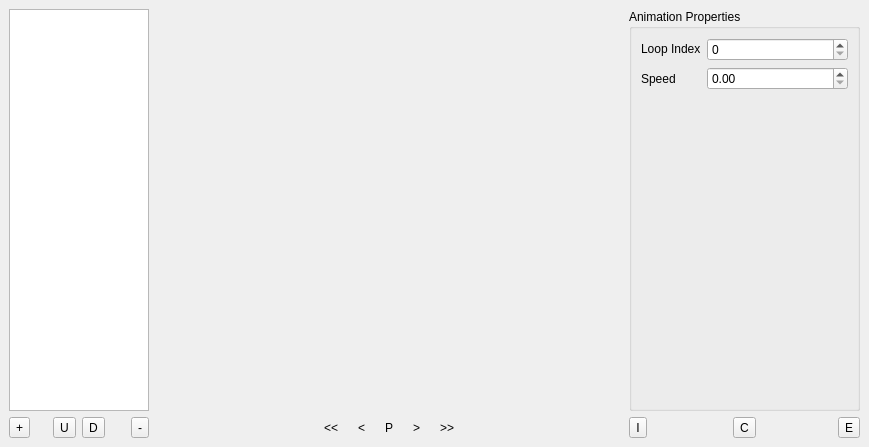
Before: the Qt Designer form RetroEDv2/tools/modelmanager.ui in RSDKModding/RetroED, drawn with Qt 5.
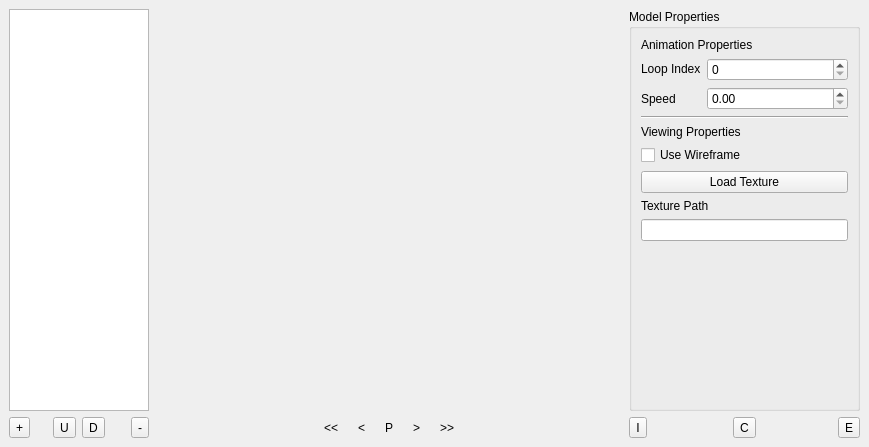
After: the same form once the commit is applied. Icons and pictures are not drawn.

Commit message: hehe he do a little spin :]

Diff of the .ui file:
```diff
--- a/RetroEDv2/tools/modelmanager.ui
+++ b/RetroEDv2/tools/modelmanager.ui
@@ -350,17 +350,17 @@
       </size>
      </property>
      <property name="title">
-      <string>Animation Properties</string>
+      <string>Model Properties</string>
      </property>
      <layout class="QGridLayout" name="gridLayout_2">
-      <item row="0" column="1">
-       <widget class="QSpinBox" name="loopIndex">
-        <property name="toolTip">
-         <string>What frame to loop back to</string>
+      <item row="3" column="0" colspan="2">
+       <widget class="Line" name="line">
+        <property name="orientation">
+         <enum>Qt::Horizontal</enum>
         </property>
        </widget>
       </item>
-      <item row="0" column="0">
+      <item row="1" column="0">
        <widget class="QLabel" name="label_15">
         <property name="sizePolicy">
          <sizepolicy hsizetype="Fixed" vsizetype="Fixed">
@@ -373,14 +373,62 @@
         </property>
        </widget>
       </item>
-      <item row="1" column="0">
-       <widget class="QLabel" name="label_18">
+      <item row="6" column="0" colspan="2">
+       <widget class="QPushButton" name="loadTexture">
         <property name="text">
-         <string>Speed</string>
+         <string>Load Texture</string>
         </property>
        </widget>
       </item>
-      <item row="2" column="0">
+      <item row="4" column="0" colspan="2">
+       <widget class="QLabel" name="label_2">
+        <property name="text">
+         <string>Viewing Properties</string>
+        </property>
+       </widget>
+      </item>
+      <item row="1" column="1">
+       <widget class="QSpinBox" name="loopIndex">
+        <property name="toolTip">
+         <string>What frame to loop back to</string>
+        </property>
+       </widget>
+      </item>
+      <item row="0" column="0" colspan="2">
+       <widget class="QLabel" name="label">
+        <property name="text">
+         <string>Animation Properties</string>
+        </property>
+       </widget>
+      </item>
+      <item row="5" column="0" colspan="2">
+       <widget class="QCheckBox" name="useWireframe">
+        <property name="text">
+         <string>Use Wireframe</string>
+        </property>
+       </widget>
+      </item>
+      <item row="2" column="1">
+       <widget class="QDoubleSpinBox" name="animSpeed">
+        <property name="toolTip">
+         <string>Animation playback speed</string>
+        </property>
+        <property name="maximum">
+         <double>1.000000000000000</double>
+        </property>
+        <property name="singleStep">
+         <double>0.010000000000000</double>
+        </property>
+       </widget>
+      </item>
+      <item row="7" column="0" colspan="2">
+       <widget class="QLabel" name="label_3">
+        <property name="text">
+         <string>Texture Path</string>
+        </property>
+       </widget>
+      </item>
+      <item row="9" column="0">
        <spacer name="verticalSpacer">
         <property name="orientation">
          <enum>Qt::Vertical</enum>
@@ -393,16 +441,17 @@
         </property>
        </spacer>
       </item>
-      <item row="1" column="1">
-       <widget class="QDoubleSpinBox" name="animSpeed">
-        <property name="toolTip">
-         <string>Animation playback speed</string>
+      <item row="2" column="0">
+       <widget class="QLabel" name="label_18">
+        <property name="text">
+         <string>Speed</string>
         </property>
-        <property name="maximum">
-         <double>1.000000000000000</double>
-        </property>
-        <property name="singleStep">
-         <double>0.010000000000000</double>
+       </widget>
+      </item>
+      <item row="8" column="0" colspan="2">
+       <widget class="QLineEdit" name="texPath">
+        <property name="readOnly">
+         <bool>true</bool>
         </property>
        </widget>
       </item>
```
The commit also changes 6 other files.
